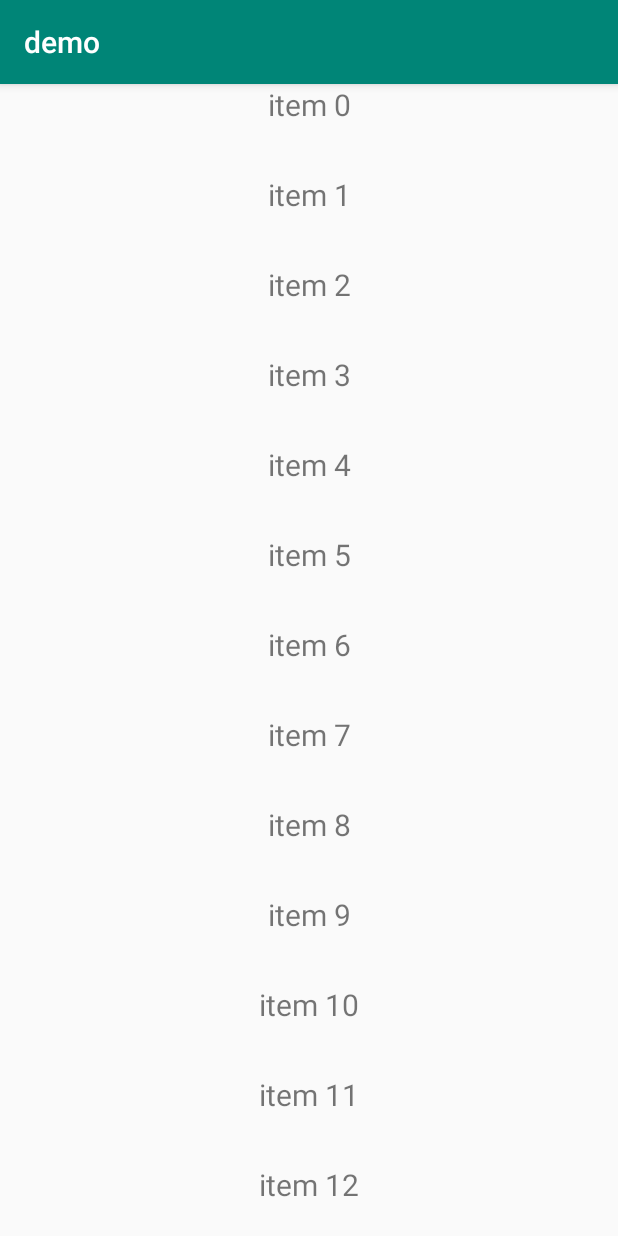
After one commit to afunx/XFun, an Android app: the DemoRecyclerViewActivity screen opened directly, with no data from a screen before it, on a phone screen of 412 x 824 dp. The commit adds this screen. Run offline under Robolectric (Android 15) with nearby library versions, the phone set to English and light mode, and no system bars.

Commit message:
DemoRecyclerViewActivity is added

```diff
--- a/build.gradle
+++ b/build.gradle
@@ -48,4 +48,5 @@ ext {
     lib_juint                   =   "junit:junit:4.12"
     lib_text_runner             =   "androidx.test:runner:1.3.0-rc02"
     lib_text_espresso           =   "androidx.test.espresso:espresso-core:3.3.0-rc02"
+    lib_recyclerview            =   "androidx.recyclerview:recyclerview:1.2.0-alpha05"
 }
--- a/demo/build.gradle
+++ b/demo/build.gradle
@@ -24,8 +24,7 @@ dependencies {
     implementation fileTree(dir: 'libs', include: ['*.jar'])
     implementation rootProject.lib_appcompat
     implementation rootProject.lib_constraintlayout
-    implementation 'androidx.appcompat:appcompat:1.0.2'
-    implementation 'androidx.constraintlayout:constraintlayout:1.1.3'
+    implementation rootProject.lib_recyclerview
     testImplementation rootProject.lib_juint
     androidTestImplementation rootProject.lib_text_runner
     androidTestImplementation rootProject.lib_text_espresso
--- a/demo/src/main/AndroidManifest.xml
+++ b/demo/src/main/AndroidManifest.xml
@@ -9,7 +9,8 @@
         android:roundIcon="@mipmap/ic_launcher_round"
         android:supportsRtl="true"
         android:theme="@style/AppTheme">
-        <activity android:name=".mvvm.DemoMVVMActivity"></activity>
+        <activity android:name=".recyclerview.DemoRecyclerViewActivity"/>
+        <activity android:name=".mvvm.DemoMVVMActivity" />
         <activity android:name=".fragment.DemoFragmentActivity" />
         <activity android:name=".listview.DemoListViewActivity" />
         <activity android:name=".DemoMainActivity">
--- a/demo/src/main/java/me/afunx/xfun/demo/DemoMainActivity.java
+++ b/demo/src/main/java/me/afunx/xfun/demo/DemoMainActivity.java
@@ -9,6 +9,7 @@ import com.afunx.xfun.common.base.BaseActivity;
 import me.afunx.xfun.demo.fragment.DemoFragmentActivity;
 import me.afunx.xfun.demo.listview.DemoListViewActivity;
 import me.afunx.xfun.demo.mvvm.DemoMVVMActivity;
+import me.afunx.xfun.demo.recyclerview.DemoRecyclerViewActivity;
 
 public class DemoMainActivity extends BaseActivity implements View.OnClickListener {
 
@@ -19,6 +20,7 @@ public class DemoMainActivity extends BaseActivity implements View.OnClickListen
         findViewById(R.id.btn_goto_demo_list_view).setOnClickListener(this);
         findViewById(R.id.btn_goto_demo_fragment).setOnClickListener(this);
         findViewById(R.id.btn_goto_demo_mvvm).setOnClickListener(this);
+        findViewById(R.id.btn_goto_demo_recyclerview).setOnClickListener(this);
     }
 
     @Override
@@ -32,6 +34,9 @@ public class DemoMainActivity extends BaseActivity implements View.OnClickListen
         } else if (view.getId() == R.id.btn_goto_demo_mvvm) {
             Intent intent = new Intent(this, DemoMVVMActivity.class);
             startActivity(intent);
+        } else if (view.getId() == R.id.btn_goto_demo_recyclerview) {
+            Intent intent = new Intent(this, DemoRecyclerViewActivity.class);
+            startActivity(intent);
         }
     }
 }
--- /dev/null
+++ b/demo/src/main/java/me/afunx/xfun/demo/recyclerview/DemoRecyclerViewActivity.java
@@ -0,0 +1,38 @@
+package me.afunx.xfun.demo.recyclerview;
+
+import androidx.appcompat.app.AppCompatActivity;
+import androidx.recyclerview.widget.LinearLayoutManager;
+import androidx.recyclerview.widget.RecyclerView;
+
+import android.os.Bundle;
+
+import me.afunx.xfun.demo.R;
+
+public class DemoRecyclerViewActivity extends AppCompatActivity {
+
+    @Override
+    protected void onCreate(Bundle savedInstanceState) {
+        super.onCreate(savedInstanceState);
+        setContentView(R.layout.activity_demo_recycler_view);
+
+        initRecyclerView();
+    }
+
+    private void initRecyclerView() {
+
+        RecyclerView recyclerView = findViewById(R.id.rv);
+
+        // 设置Adapter
+        RecyclerDemoAdapter demoAdapter = new RecyclerDemoAdapter(this);
+        recyclerView.setAdapter(demoAdapter);
+
+        // 设置LayoutManager
+        LinearLayoutManager linearLayoutManager = new LinearLayoutManager(this);
+        recyclerView.setLayoutManager(linearLayoutManager);
+
+        // 数据初始化
+        for (int i = 0; i < 20; i++) {
+            demoAdapter.addNewItem("item " + i);
+        }
+    }
+}
--- /dev/null
+++ b/demo/src/main/java/me/afunx/xfun/demo/recyclerview/RecyclerDemoAdapter.java
@@ -0,0 +1,58 @@
+package me.afunx.xfun.demo.recyclerview;
+
+import android.content.Context;
+import android.view.LayoutInflater;
+import android.view.View;
+import android.view.ViewGroup;
+import android.widget.TextView;
+
+import androidx.annotation.NonNull;
+import androidx.recyclerview.widget.RecyclerView;
+
+import java.util.ArrayList;
+import java.util.List;
+
+import me.afunx.xfun.demo.R;
+
+public class RecyclerDemoAdapter extends RecyclerView.Adapter<RecyclerDemoAdapter.DemoViewHolder> {
+
+    private final LayoutInflater layoutInflater;
+    private final List<String> itemNameList = new ArrayList<>();
+
+
+    public RecyclerDemoAdapter(Context context) {
+        layoutInflater = LayoutInflater.from(context);
+    }
+
+    public void addNewItem(String itemName) {
+        itemNameList.add(itemName);
+        notifyDataSetChanged();
+    }
+
+    @NonNull
+    @Override
+    public DemoViewHolder onCreateViewHolder(@NonNull ViewGroup parent, int viewType) {
+        return new DemoViewHolder(layoutInflater.inflate(R.layout.demo_recycler_view_item, parent, false));
+    }
+
+    @Override
+    public void onBindViewHolder(@NonNull DemoViewHolder holder, int position) {
+        holder.tvItemName.setText(itemNameList.get(position));
+    }
+
+    @Override
+    public int getItemCount() {
+        return itemNameList.size();
+    }
+
+    static class DemoViewHolder extends RecyclerView.ViewHolder{
+
+        private TextView tvItemName;
+
+        public DemoViewHolder(@NonNull View itemView) {
+            super(itemView);
+
+            tvItemName = itemView.findViewById(R.id.tv_item_name);
+        }
+    }
+}
--- a/demo/src/main/res/layout/activity_demo_main.xml
+++ b/demo/src/main/res/layout/activity_demo_main.xml
@@ -31,4 +31,12 @@
         android:layout_marginTop="30dp"
         android:text="@string/btn_goto_demo_mvvm" />
 
+    <Button
+        android:id="@+id/btn_goto_demo_recyclerview"
+        android:layout_width="wrap_content"
+        android:layout_height="wrap_content"
+        android:layout_gravity="center_horizontal"
+        android:layout_marginTop="30dp"
+        android:text="@string/btn_goto_demo_recyclerview" />
+
 </LinearLayout>
--- /dev/null
+++ b/demo/src/main/res/layout/activity_demo_recycler_view.xml
@@ -0,0 +1,14 @@
+<?xml version="1.0" encoding="utf-8"?>
+<FrameLayout xmlns:android="http://schemas.android.com/apk/res/android"
+    xmlns:app="http://schemas.android.com/apk/res-auto"
+    xmlns:tools="http://schemas.android.com/tools"
+    android:layout_width="match_parent"
+    android:layout_height="match_parent"
+    tools:context=".recyclerview.DemoRecyclerViewActivity">
+
+    <androidx.recyclerview.widget.RecyclerView
+        android:id="@+id/rv"
+        android:layout_width="match_parent"
+        android:layout_height="match_parent" />
+
+</FrameLayout>
--- /dev/null
+++ b/demo/src/main/res/layout/demo_recycler_view_item.xml
@@ -0,0 +1,13 @@
+<?xml version="1.0" encoding="utf-8"?>
+<FrameLayout xmlns:android="http://schemas.android.com/apk/res/android"
+    android:layout_width="match_parent"
+    android:layout_height="60dp">
+
+    <TextView
+        android:id="@+id/tv_item_name"
+        android:layout_width="match_parent"
+        android:layout_height="wrap_content"
+        android:gravity="center"
+        android:textSize="20sp" />
+
+</FrameLayout>
--- a/demo/src/main/res/values/strings.xml
+++ b/demo/src/main/res/values/strings.xml
@@ -3,4 +3,5 @@
     <string name="title_goto_demo_list_view">Go to Demo ListView</string>
     <string name="btn_goto_demo_fragment">Go to Demo Fragment</string>
     <string name="btn_goto_demo_mvvm">Go to Demo MVVM</string>
+    <string name="btn_goto_demo_recyclerview">Go to Demo RecyclerView</string>
 </resources>
```
